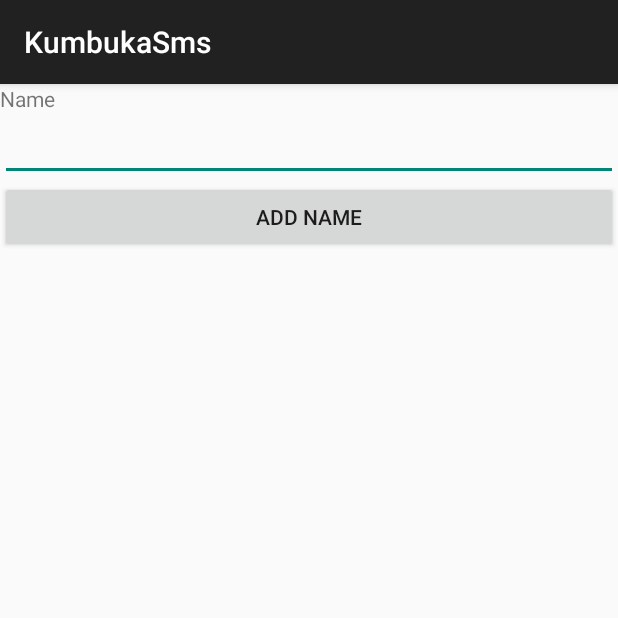
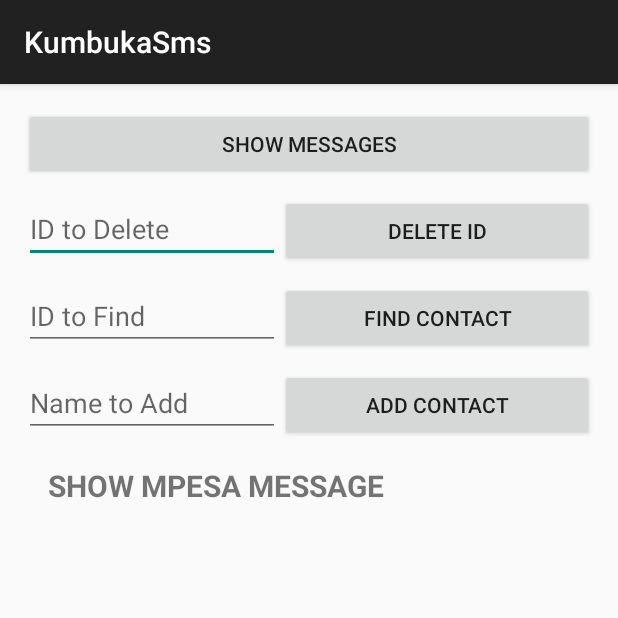
Before and after one commit to muchbeer/KumbukaSms, an Android app: the MainActivityContent screen opened directly, with no data from a screen before it, on a phone screen of 412 x 824 dp, the top half of it. Run offline under Robolectric (Android 15) with nearby library versions, the phone set to English and light mode, and no system bars; 1 statement that could not run was skipped.

Commit message:
specify message from MPESA

```diff
--- a/app/src/main/java/king/muchbeer/kumbukasms/MainActivityContent.java
+++ b/app/src/main/java/king/muchbeer/kumbukasms/MainActivityContent.java
@@ -1,8 +1,18 @@
 package king.muchbeer.kumbukasms;
 
+import android.content.ContentResolver;
 import android.content.Context;
+import android.content.CursorLoader;
+import android.content.Intent;
+import android.database.Cursor;
+import android.database.sqlite.SQLiteDatabase;
+import android.net.Uri;
 import android.os.Bundle;
 import android.support.v7.app.AppCompatActivity;
+import android.view.View;
+import android.widget.EditText;
+import android.widget.TextView;
+import android.widget.Toast;
 
 import java.security.PrivateKey;
 
@@ -11,8 +21,24 @@ import java.security.PrivateKey;
  */
 public class MainActivityContent extends AppCompatActivity {
 
-    private Context context;
-    SmsBroadcastReceiver dataBaseHelper = new SmsBroadcastReceiver();
+    // The Java namespace for the Content Provider
+    static final String PROVIDER_NAME = "king.muchbeer.kumbukasms.ContentProvider";
+
+       // Assigned to a content provider so any application can access it
+    // cpsms is the virtual directory in the provider
+    static final String URL = "content://" + PROVIDER_NAME + "/cpsms";
+    // The URL used to target the content provider
+    static final Uri CONTENT_URL =
+            Uri.parse(URL);
+
+    TextView contactsTextView = null;
+    EditText deleteIDEditText, idLookupEditText, addNameEditText;
+    CursorLoader cursorLoader;
+
+    // Provides access to other applications Content Providers
+    ContentResolver resolver;
+
+
     @Override
     protected void onCreate(Bundle savedInstanceState) {
         super.onCreate(savedInstanceState);
@@ -20,5 +46,118 @@ public class MainActivityContent extends AppCompatActivity {
 
        // String data= dataBaseHelper.getAllData();
      //   ToastMessage.message(this, data);
+        resolver = getContentResolver();
+
+        contactsTextView = (TextView) findViewById(R.id.contactsTextView);
+        deleteIDEditText = (EditText) findViewById(R.id.deleteIDEditText);
+        idLookupEditText = (EditText) findViewById(R.id.idLookupEditText);
+        addNameEditText = (EditText) findViewById(R.id.addNameEditText);
+
+        getContacts();
+
     }
+
+    private void getContacts() {
+
+        // Projection contains the columns we want
+        String[] projection = new String[]{
+                DataBaseHelperAdapter.DataBaseHelper.COLUMN_ADDRESS,
+                DataBaseHelperAdapter.DataBaseHelper.COLUMN_BODY};
+
+        String selection = "address = ?";
+
+        String[] selectionArgs = {"M-PESA"};
+
+        // Pass the URL, projection and I'll cover the other options below
+        Cursor cursor = resolver.query(CONTENT_URL, projection, null, null, null);
+
+        String contactList = "";
+
+        // Cycle through and display every row of data
+        if(cursor.moveToFirst()){
+
+            do{
+
+            //    String cid = cursor.getString(cursor.getColumnIndex(DataBaseHelperAdapter.DataBaseHelper.COLUMN_ID));
+                String caddress = cursor.getString(cursor.getColumnIndex(DataBaseHelperAdapter.DataBaseHelper.COLUMN_ADDRESS));
+                String cbody = cursor.getString(cursor.getColumnIndex(DataBaseHelperAdapter.DataBaseHelper.COLUMN_BODY));
+
+
+                contactList = contactList + "From" + " :> " + caddress +
+                        "\n" + cbody + "\n";
+
+            }while (cursor.moveToNext());
+
+        }
+
+        contactsTextView.setText(contactList);
+
+
+    }
+
+    public void deleteContact(View view) {
+
+        String idToDelete = deleteIDEditText.getText().toString();
+
+        // Use the resolver to delete ids by passing the content provider url
+        // what you are targeting with the where and the string that replaces
+        // the ? in the where clause
+        long idDeleted = resolver.delete(CONTENT_URL,
+                "id = ? ", new String[]{idToDelete});
+
+        getContacts();
+
+    }
+
+    public void lookupContact(View view) {
+
+        // The id we want to search for
+        String idToFind = idLookupEditText.getText().toString();
+
+        // Holds the column data we want to retrieve
+        String[] projection = new String[]{DataBaseHelperAdapter.DataBaseHelper.COLUMN_ID,
+                DataBaseHelperAdapter.DataBaseHelper.COLUMN_ADDRESS,
+                DataBaseHelperAdapter.DataBaseHelper.COLUMN_BODY};
+
+        // Pass the URL for Content Provider, the projection,
+        // the where clause followed by the matches in an array for the ?
+        // null is for sort order
+        Cursor cursor = resolver.query(CONTENT_URL,
+                projection, "id = ? ", new String[]{idToFind}, null);
+
+        String contact = "";
+
+        // Cycle through our one result or print error
+        if(cursor.moveToFirst()){
+
+            String cid = cursor.getString(cursor.getColumnIndex(DataBaseHelperAdapter.DataBaseHelper.COLUMN_ID));
+            String caddress = cursor.getString(cursor.getColumnIndex(DataBaseHelperAdapter.DataBaseHelper.COLUMN_ADDRESS));
+            String cbody = cursor.getString(cursor.getColumnIndex(DataBaseHelperAdapter.DataBaseHelper.COLUMN_BODY));
+
+            contact = contact + cid + " :> " + caddress +
+                    "\n" + cbody + "\n";
+
+        } else {
+
+            ToastMessage.message(this, "Contact Not Found");
+
+        }
+
+        contactsTextView.setText(contact+"\n\n");
+
+    }
+
+    public void showContacts(View view) {
+
+        Intent startAdapterSms = new Intent(this, MainActivityAdapter.class);
+        startActivity(startAdapterSms);
+
+    }
+
+    public void addContact(View view) {
+
+
+
+    }
+
 }
--- a/app/src/main/res/layout/activity_main_content.xml
+++ b/app/src/main/res/layout/activity_main_content.xml
@@ -1,19 +1,124 @@
-<LinearLayout xmlns:android="http://schemas.android.com/apk/res/android"
-    android:layout_width="fill_parent"
-    android:layout_height="fill_parent"
-    android:orientation="vertical" >
-    <TextView
-        android:layout_width="fill_parent"
-        android:layout_height="wrap_content"
-        android:text="Name" />
-    <EditText
-        android:id="@+id/txtName"
-        android:layout_width="fill_parent"
-        android:layout_height="wrap_content" />
-    <Button
-        android:id="@+id/btnAdd"
-        android:layout_width="fill_parent"
-        android:layout_height="wrap_content"
-        android:onClick="onClickAddName"
-        android:text="Add Name" />
-</LinearLayout>
+<ScrollView xmlns:android="http://schemas.android.com/apk/res/android"
+    xmlns:tools="http://schemas.android.com/tools"
+    android:layout_width="match_parent"
+    android:layout_height="match_parent"
+    android:paddingBottom="@dimen/activity_vertical_margin"
+    android:paddingLeft="@dimen/activity_horizontal_margin"
+    android:paddingRight="@dimen/activity_horizontal_margin"
+    android:paddingTop="@dimen/activity_vertical_margin" >
+
+
+    <LinearLayout
+        android:layout_width="match_parent"
+        android:layout_height="match_parent"
+        android:orientation="vertical"
+        tools:context=".MainActivityContent">
+
+
+        <Button
+            android:id="@+id/btnRetrieve"
+            android:layout_width="match_parent"
+            android:layout_height="wrap_content"
+            android:paddingLeft="@dimen/activity_horizontal_margin"
+            android:paddingRight="@dimen/activity_horizontal_margin"
+            android:onClick="showContacts"
+            android:text="Show Messages" />
+
+        <LinearLayout
+            android:layout_width="match_parent"
+            android:layout_height="wrap_content"
+            android:orientation="horizontal"
+            android:layout_marginTop="10dp">
+
+            <EditText
+                android:id="@+id/deleteIDEditText"
+                android:layout_width="wrap_content"
+                android:layout_height="wrap_content"
+                android:layout_weight="1"
+                android:ems="10"
+                android:hint="ID to Delete"
+                android:inputType="number" />
+
+            <Button
+                android:id="@+id/deleteIDButton"
+                android:layout_width="match_parent"
+                android:layout_height="wrap_content"
+                android:onClick="deleteContact"
+                android:text="Delete ID"
+                android:layout_weight="4"/>
+
+        </LinearLayout>
+
+        <LinearLayout
+            android:layout_width="match_parent"
+            android:layout_height="wrap_content"
+            android:orientation="horizontal"
+            android:layout_marginTop="10dp">
+
+            <EditText
+                android:id="@+id/idLookupEditText"
+                android:layout_width="wrap_content"
+                android:layout_height="wrap_content"
+                android:layout_weight="1"
+                android:ems="10"
+                android:hint="ID to Find"
+                android:inputType="number" />
+
+            <Button
+                android:id="@+id/findContactButton"
+                android:layout_width="match_parent"
+                android:layout_height="wrap_content"
+                android:layout_weight="4"
+                android:onClick="lookupContact"
+                android:text="Find Contact" />
+
+        </LinearLayout>
+        <LinearLayout
+            android:layout_width="match_parent"
+            android:layout_height="wrap_content"
+            android:orientation="horizontal"
+            android:layout_marginTop="10dp">
+
+
+            <EditText
+                android:id="@+id/addNameEditText"
+                android:layout_width="wrap_content"
+                android:layout_height="wrap_content"
+                android:layout_weight="1"
+                android:ems="10"
+                android:hint="Name to Add"
+                android:inputType="textPersonName" />
+
+            <Button
+                android:id="@+id/addContactButton"
+                android:layout_width="match_parent"
+                android:layout_height="wrap_content"
+                android:layout_weight="4"
+                android:onClick="addContact"
+                android:text="Add Contact" />
+
+        </LinearLayout>
+
+        <TextView
+
+            android:layout_width="match_parent"
+            android:layout_height="wrap_content"
+            android:padding="16dp"
+            android:ems="10"
+            android:textStyle="bold"
+            android:text="SHOW MPESA MESSAGE"
+            android:textSize="20dp"/>
+        <TextView
+            android:id="@+id/contactsTextView"
+            android:layout_width="match_parent"
+            android:layout_height="wrap_content"
+            android:padding="8dp"
+            android:ems="10"
+            android:text="Messages"
+            android:textSize="16dp"/>
+
+
+
+    </LinearLayout>
+
+</ScrollView>
```
Also changed, not shown: app/src/main/AndroidManifest.xml (+4 -4 lines), app/src/main/java/king/muchbeer/kumbukasms/DataBaseHelperAdapter.java (+20 -1 lines), app/src/main/java/king/muchbeer/kumbukasms/MainActivity.java (+19 -0 lines), app/src/main/java/king/muchbeer/kumbukasms/MainActivityAdapter.java (added, +119 -0 lines), app/src/main/res/layout/activity_main_adapter.xml (added, +12 -0 lines).
